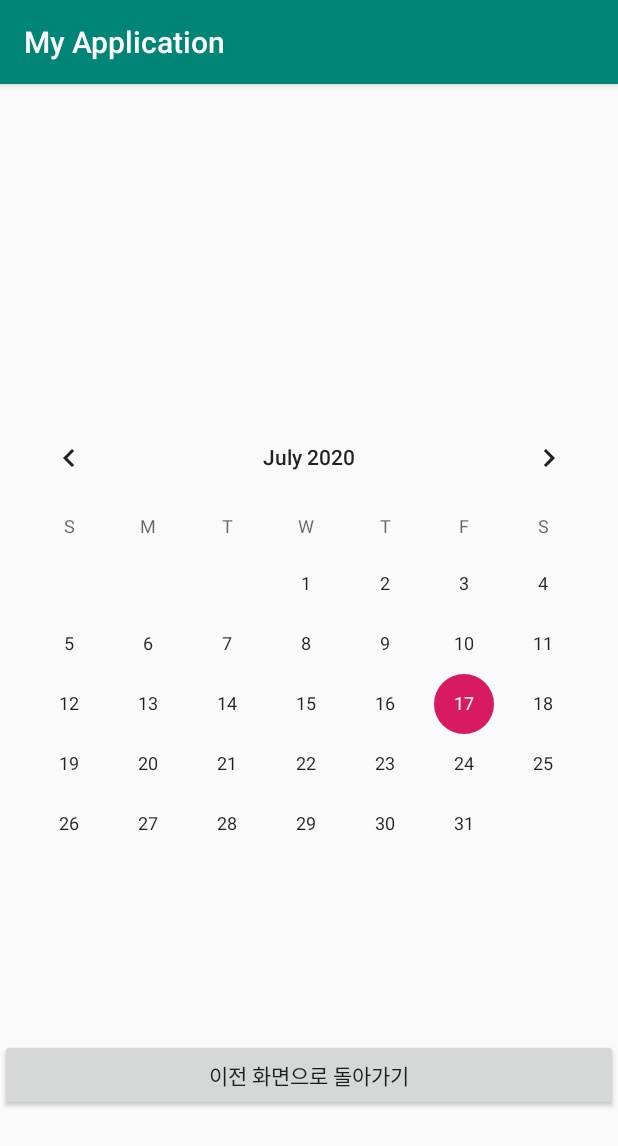
After one commit to Junseon00/MD5, an Android app: the screen8calender screen opened directly, with no data from a screen before it, on a phone screen of 412 x 824 dp. The commit adds this screen. Shown: the top 1146 px of the screen. Run offline under Robolectric (Android 15) with nearby library versions, the phone set to English and light mode, and no system bars.

Commit message:
alerm query answer saved + calender view added

```diff
--- a/app/src/main/AndroidManifest.xml
+++ b/app/src/main/AndroidManifest.xml
@@ -12,8 +12,10 @@
         android:roundIcon="@mipmap/ic_launcher_round"
         android:supportsRtl="true"
         android:theme="@style/AppTheme">
-        <activity android:name=".PopupActivity" android:theme="@android:style/Theme.DeviceDefault.Light.Dialog" />
-
+        <activity android:name=".screen8calender"></activity>
+        <activity
+            android:name=".PopupActivity"
+            android:theme="@android:style/Theme.DeviceDefault.Light.Dialog" />
         <activity android:name=".screen7camera" />
         <activity android:name=".screen6" />
         <activity android:name=".MenuFragment" />
--- a/app/src/main/java/com/example/myapplication/MainActivity.java
+++ b/app/src/main/java/com/example/myapplication/MainActivity.java
@@ -38,4 +38,9 @@ public class MainActivity extends AppCompatActivity {
 
     }
 
+    public void calender(View v){
+        Intent it = new Intent(this,screen8calender.class);
+        startActivity(it);
+    }
+
 }
--- a/app/src/main/java/com/example/myapplication/RingtonePlayingService.java
+++ b/app/src/main/java/com/example/myapplication/RingtonePlayingService.java
@@ -157,7 +157,7 @@ public class RingtonePlayingService extends Service{
 
 
             }
-        }, 2000);  // 2초
+        }, 20000);  // 20초
     }
 
 //헤드업 노티피 케이션. 보이기 쉽게 표시
--- a/app/src/main/java/com/example/myapplication/screen4.java
+++ b/app/src/main/java/com/example/myapplication/screen4.java
@@ -159,7 +159,7 @@ public void addTime(View view){
 
         }
         else{ //알람이 꺼져있을 때
-            SharedPreferences pref = getSharedPreferences("timeFile", MODE_PRIVATE);
+            SharedPreferences pref = getSharedPreferences("sFile", MODE_PRIVATE);
             SharedPreferences.Editor editor = pref.edit();
             tv.setText("알람이 실행중이 아닙니다.");
             editor.remove("alarm");
--- /dev/null
+++ b/app/src/main/java/com/example/myapplication/screen8calender.java
@@ -0,0 +1,14 @@
+package com.example.myapplication;
+
+import androidx.appcompat.app.AppCompatActivity;
+
+import android.os.Bundle;
+
+public class screen8calender extends AppCompatActivity {
+
+    @Override
+    protected void onCreate(Bundle savedInstanceState) {
+        super.onCreate(savedInstanceState);
+        setContentView(R.layout.activity_screen8calender);
+    }
+}
--- /dev/null
+++ b/app/src/main/res/layout/activity_screen8calender.xml
@@ -0,0 +1,26 @@
+<?xml version="1.0" encoding="utf-8"?>
+<androidx.constraintlayout.widget.ConstraintLayout xmlns:android="http://schemas.android.com/apk/res/android"
+    xmlns:app="http://schemas.android.com/apk/res-auto"
+    xmlns:tools="http://schemas.android.com/tools"
+    android:layout_width="match_parent"
+    android:layout_height="match_parent"
+    tools:context=".screen8calender">
+
+    <CalendarView
+        android:id="@+id/calendarView"
+        android:layout_width="match_parent"
+        android:layout_height="wrap_content"
+        app:layout_constraintBottom_toBottomOf="parent"
+        app:layout_constraintEnd_toEndOf="parent"
+        app:layout_constraintStart_toStartOf="parent"
+        app:layout_constraintTop_toTopOf="parent" />
+
+    <Button
+        android:id="@+id/button15"
+        android:layout_width="match_parent"
+        android:layout_height="wrap_content"
+        android:text="이전 화면으로 돌아가기"
+        app:layout_constraintBottom_toBottomOf="parent"
+        app:layout_constraintTop_toBottomOf="@+id/calendarView"
+        tools:layout_editor_absoluteX="162dp" />
+</androidx.constraintlayout.widget.ConstraintLayout>
```
Also changed, not shown: app/src/main/java/com/example/myapplication/PopupActivity.java (+64 -0 lines), app/src/main/res/layout/activity_main.xml (+15 -0 lines).
